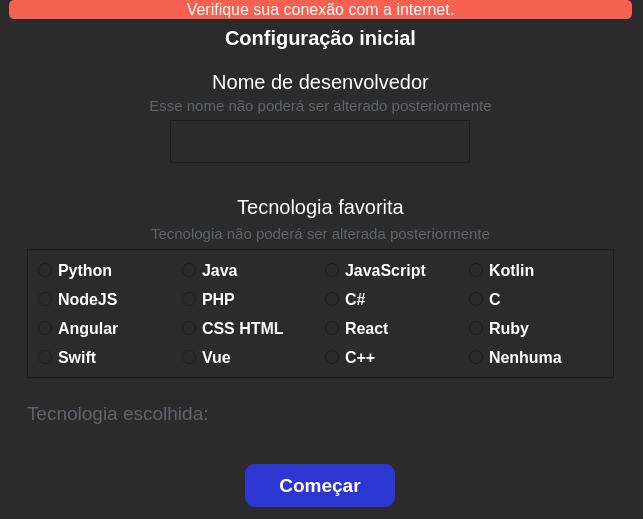
This is .ui/login.ui in ryanbsdeveloper/opensource-chat as Qt 5 draws it before an edit. The edited form follows.
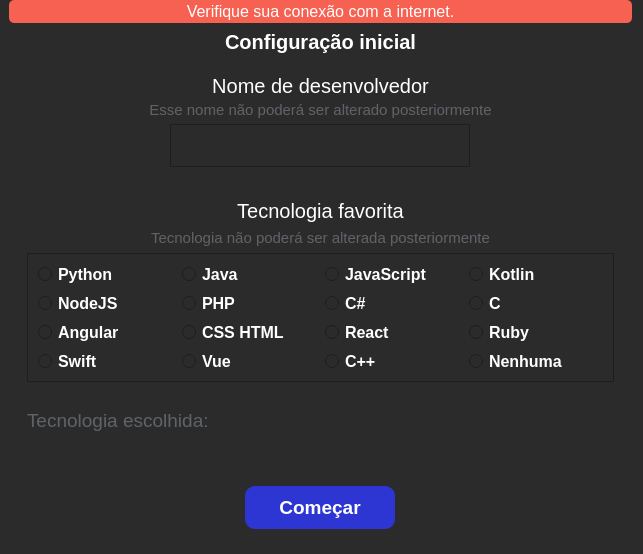
This is the edited form. Icons and pictures are not drawn.

Diff of the .ui file:
```diff
--- a/.ui/login.ui
+++ b/.ui/login.ui
@@ -10,19 +10,19 @@
     <x>0</x>
     <y>0</y>
     <width>643</width>
-    <height>519</height>
+    <height>554</height>
    </rect>
   </property>
   <property name="minimumSize">
    <size>
     <width>643</width>
-    <height>519</height>
+    <height>554</height>
    </size>
   </property>
   <property name="maximumSize">
    <size>
     <width>643</width>
-    <height>519</height>
+    <height>554</height>
    </size>
   </property>
   <property name="windowTitle">
@@ -56,7 +56,7 @@
      <property name="maximumSize">
       <size>
        <width>1000000</width>
-       <height>16777215</height>
+       <height>23</height>
       </size>
      </property>
      <property name="font">
@@ -91,7 +91,7 @@
      <property name="maximumSize">
       <size>
        <width>626</width>
-       <height>501</height>
+       <height>600</height>
       </size>
      </property>
      <property name="frameShape">
@@ -829,12 +829,12 @@
               </layout>
              </widget>
             </item>
-            <item>
+            <item alignment="Qt::AlignLeft">
              <widget class="QFrame" name="frame_7">
               <property name="minimumSize">
                <size>
                 <width>0</width>
-                <height>37</height>
+                <height>44</height>
                </size>
               </property>
               <property name="frameShape">
@@ -873,7 +873,7 @@
                  </property>
                 </widget>
                </item>
-               <item alignment="Qt::AlignLeft">
+               <item alignment="Qt::AlignLeft|Qt::AlignTop">
                 <widget class="QPushButton" name="tec_escolhida">
                  <property name="minimumSize">
                   <size>
```
Left out of the diff: 2 changed lines with no effect on the pictures.
